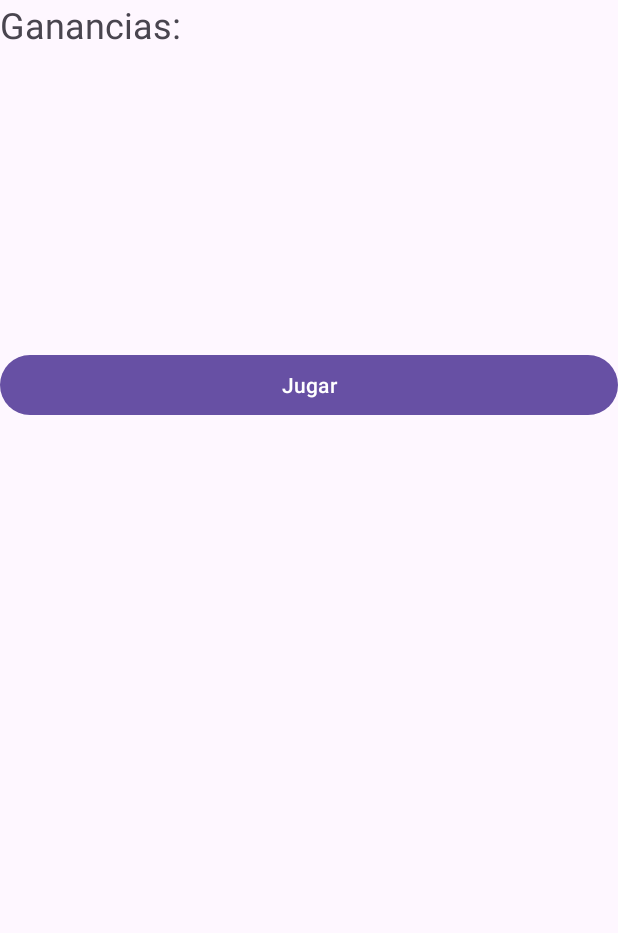
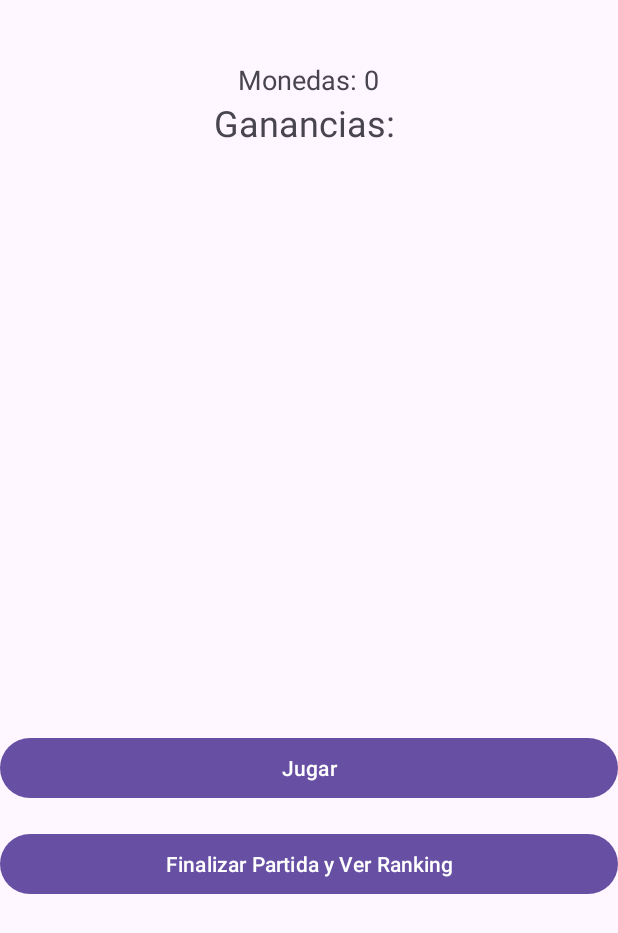
Before and after one commit to angiehelensanchez/CodeAppsvs01, an Android app: the screen it shows after launch (MainActivity), on a phone screen of 412 x 824 dp. Shown: the top 933 px of the screen. Run offline under Robolectric (Android 15) with nearby library versions, the phone set to English and light mode, and no system bars.

Commit message:
Version añadiendo ActivitySart y Ranking con la base de datos

```diff
--- a/app/src/main/java/com/example/codeappsvs01/MainActivity.java
+++ b/app/src/main/java/com/example/codeappsvs01/MainActivity.java
@@ -1,5 +1,6 @@
 package com.example.codeappsvs01;
 
+import android.content.Intent;
 import android.graphics.drawable.AnimationDrawable;
 import android.os.Bundle;
 import android.os.Handler;
@@ -34,6 +35,21 @@ public class MainActivity extends AppCompatActivity {
         super.onCreate(savedInstanceState);
         EdgeToEdge.enable(this);
         setContentView(R.layout.activity_main);
+
+        // Obtiene los datos pasados desde StartActivity
+        Intent intent = getIntent();
+        String playerName = intent.getStringExtra("PLAYER_NAME");
+        int coinAmount = intent.getIntExtra("COIN_AMOUNT", 0);
+
+        // Crea una instancia de Player con los datos obtenidos
+        Player Player = new Player(playerName, coinAmount);
+
+        // Encuentra TextViews en tu layout y actualízalos con los datos
+        TextView playerNameTextView = findViewById(R.id.playerNameTextView);
+        TextView coinAmountTextView = findViewById(R.id.coinAmountTextView);
+        playerNameTextView.setText(playerName);
+        coinAmountTextView.setText(getString(R.string.coin_amount, coinAmount));
+
 
         mSlot1 = findViewById(R.id.mainActivitySlot1);
         mSlot2 = findViewById(R.id.mainActivitySlot2);
--- /dev/null
+++ b/app/src/main/java/com/example/codeappsvs01/Player.java
@@ -0,0 +1,35 @@
+package com.example.codeappsvs01;
+
+public class Player {
+    private String name;
+    private int balance;
+
+    public Player(String name, int initialBalance) {
+        this.name = name;
+        this.balance = initialBalance;
+    }
+
+    public String getName() {
+        return name;
+    }
+
+    public void setName(String name) {
+        this.name = name;
+    }
+
+    public int getBalance() {
+        return balance;
+    }
+
+    public void setBalance(int balance) {
+        this.balance = balance;
+    }
+
+    public void addBalance(int amount) {
+        this.balance += amount;
+    }
+
+    public void subtractBalance(int amount) {
+        this.balance -= amount;
+    }
+}
--- a/app/src/main/res/layout/activity_main.xml
+++ b/app/src/main/res/layout/activity_main.xml
@@ -8,49 +8,81 @@
     tools:context=".MainActivity">
 
     <TextView
-        android:id="@+id/mainActivityTvGananciasAux"
-        android:textSize="24dp"
+        android:id="@+id/playerNameTextView"
         android:layout_width="wrap_content"
         android:layout_height="wrap_content"
-        android:text="Ganancias: " />
+        android:text="Nombre del Jugador"
+        android:textSize="18sp"
+        android:layout_marginTop="16dp"
+        android:layout_centerHorizontal="true"/>
+
+    <TextView
+        android:id="@+id/coinAmountTextView"
+        android:layout_width="wrap_content"
+        android:layout_height="wrap_content"
+        android:text="Monedas a Jugar"
+        android:textSize="18sp"
+        android:layout_below="@+id/playerNameTextView"
+        android:layout_centerHorizontal="true"/>
+
+    <TextView
+        android:id="@+id/mainActivityTvGananciasAux"
+        android:layout_width="wrap_content"
+        android:layout_height="wrap_content"
+        android:text="Ganancias: "
+        android:textSize="24sp"
+        android:layout_below="@+id/coinAmountTextView"
+        android:layout_centerHorizontal="true"/>
 
     <TextView
         android:id="@+id/mainActivityTvGanancias"
         android:textColor="@color/black"
-        android:textSize="24dp"
-        android:layout_toRightOf="@+id/mainActivityTvGananciasAux"
+        android:textSize="24sp"
         android:layout_width="wrap_content"
-        android:layout_height="wrap_content" />
+        android:layout_height="wrap_content"
+        android:layout_below="@+id/mainActivityTvGananciasAux"
+        android:layout_centerHorizontal="true"/>
 
     <LinearLayout
         android:id="@+id/mainActivityLl"
+        android:layout_width="match_parent"
+        android:layout_height="200dp"
         android:layout_below="@+id/mainActivityTvGanancias"
-        android:orientation="horizontal"
-        android:layout_width="match_parent"
-        android:layout_height="200dp">
+        android:orientation="horizontal">
+
+        <ImageView
+            android:id="@+id/mainActivitySlot2"
+            android:layout_width="0dp"
+            android:layout_height="match_parent"
+            android:layout_weight="1" />
 
         <ImageView
             android:id="@+id/mainActivitySlot1"
-            android:layout_weight="1"
             android:layout_width="0dp"
-            android:layout_height="match_parent" />
-        <ImageView
-            android:id="@+id/mainActivitySlot2"
-            android:layout_weight="1"
-            android:layout_width="0dp"
-            android:layout_height="match_parent" />
+            android:layout_height="match_parent"
+            android:layout_weight="1" />
+
         <ImageView
             android:id="@+id/mainActivitySlot3"
-            android:layout_weight="1"
             android:layout_width="0dp"
-            android:layout_height="match_parent" />
+            android:layout_height="match_parent"
+            android:layout_weight="1" />
     </LinearLayout>
 
     <Button
         android:id="@+id/mainActivityBtJugar"
-        android:text="Jugar"
+        android:layout_width="match_parent"
+        android:layout_height="wrap_content"
         android:layout_below="@+id/mainActivityLl"
+        android:layout_marginTop="157dp"
+        android:text="Jugar" />
+
+    <Button
+        android:id="@+id/endGameButton"
         android:layout_width="match_parent"
-        android:layout_height="wrap_content" />
+        android:layout_height="wrap_content"
+        android:layout_below="@+id/mainActivityBtJugar"
+        android:layout_marginTop="16dp"
+        android:text="Finalizar Partida y Ver Ranking" />
 
 </RelativeLayout>
```
Also changed, not shown: app/build.gradle.kts (+10 -0 lines), app/src/main/java/com/example/codeappsvs01/AppDatabase.java (added, +28 -0 lines), app/src/main/java/com/example/codeappsvs01/PlayerResult.java (added, +49 -0 lines), app/src/main/java/com/example/codeappsvs01/PlayerResultDao.java (added, +18 -0 lines), app/src/main/java/com/example/codeappsvs01/RankingActivity.java (added, +67 -0 lines), app/src/main/java/com/example/codeappsvs01/RankingAdapter.java (added, +48 -0 lines), app/src/main/java/com/example/codeappsvs01/StartActivity.java (added, +40 -0 lines), app/src/main/res/layout/activity_ranking.xml (added, +30 -0 lines), app/src/main/res/layout/activity_start.xml (added, +54 -0 lines), app/src/main/res/layout/ranking_item.xml (added, +20 -0 lines), app/src/main/res/values/strings.xml (+7 -0 lines), gradle/libs.versions.toml (+13 -0 lines).
